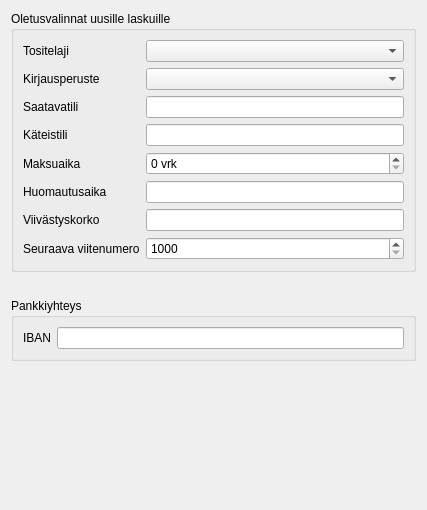
Above: kitupiikki/maaritys/laskumaaritys.ui from artoh/kitupiikki before the change. Below: the same form after it.
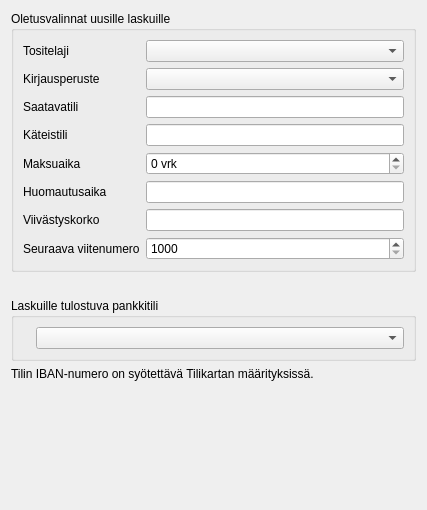
That is the form after the change. Custom widgets are drawn as their Qt base class.

Commit message:
Pankkitileille IBAN
Pankkitilille merkitään IBAN, ja tätä kautta valitaan myös laskulle tulostuva IBAN ja laskujen oletusmaksutili.

```diff
--- a/kitupiikki/maaritys/laskumaaritys.ui
+++ b/kitupiikki/maaritys/laskumaaritys.ui
@@ -148,25 +148,29 @@
    <item>
     <widget class="QGroupBox" name="groupBox_2">
      <property name="title">
-      <string>Pankkiyhteys</string>
+      <string>Laskuille tulostuva pankkitili</string>
      </property>
      <layout class="QFormLayout" name="formLayout_2">
-      <item row="0" column="0">
+      <item row="1" column="0">
        <widget class="QLabel" name="label_10">
         <property name="text">
-         <string>IBAN</string>
-        </property>
-        <property name="buddy">
-         <cstring>ibanEdit</cstring>
+         <string/>
         </property>
        </widget>
       </item>
-      <item row="0" column="1">
-       <widget class="QLineEdit" name="ibanEdit"/>
+      <item row="1" column="1">
+       <widget class="QComboBox" name="tiliCombo"/>
       </item>
      </layout>
     </widget>
    </item>
+   <item>
+    <widget class="QLabel" name="syotaIbanLabel">
+     <property name="text">
+      <string>Tilin IBAN-numero on syötettävä Tilikartan määrityksissä.</string>
+     </property>
+    </widget>
+   </item>
    <item>
     <spacer name="verticalSpacer">
      <property name="orientation">
```
The commit also changes 10 other files.
